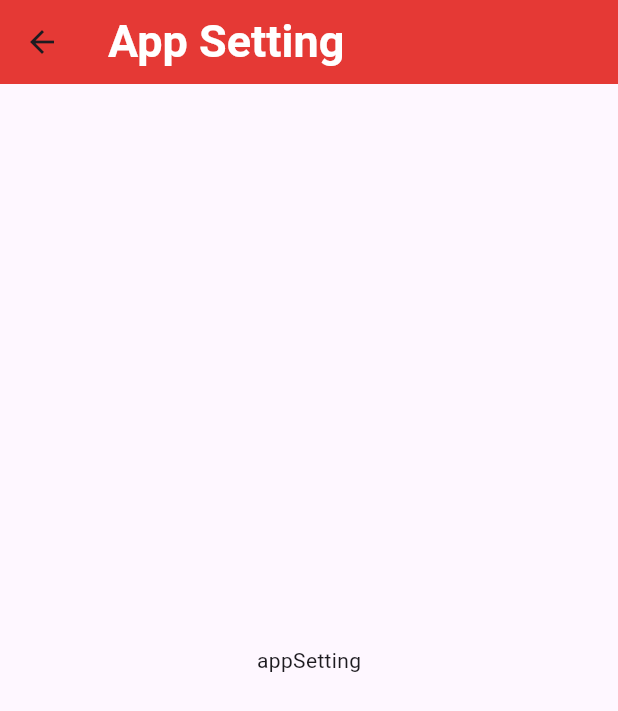
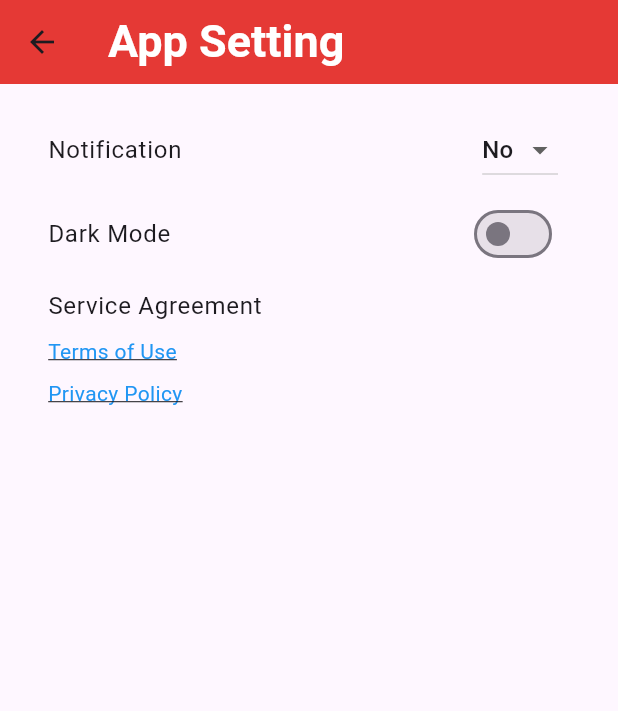
Before and after one commit to fancard-capstone/fancard-app, a Flutter app: the appSetting screen opened directly, on a phone screen of 412 x 824 dp. Shown: the top 711 px of the screen. Run offline on Flutter 3.47's test engine with Material 2 defaults, Android fonts, the light colour scheme and no system bars; our stand-ins replace image_picker; network calls fail.

Commit message:
Account setting page V1

```diff
--- a/lib/app_setting.dart
+++ b/lib/app_setting.dart
@@ -2,7 +2,7 @@
 
 import 'package:fancardplus/components/topbar.dart';
 import 'package:flutter/material.dart'
-    show BuildContext, Center, Scaffold, Text, Widget;
+    show BuildContext, Colors, Column, CrossAxisAlignment, DropdownButton, DropdownMenuItem, EdgeInsets, GestureDetector, ListTile, ListView, Scaffold, SizedBox, Switch, Text, TextDecoration, TextStyle, Widget;
 // ignore: implementation_imports
 import 'package:flutter/src/widgets/framework.dart';
 
@@ -14,12 +14,85 @@ class appSetting extends StatefulWidget {
 }
 
 class _appSettingState extends State<appSetting> {
+  bool toggleSetting = false;
+  bool isDarkModeEnabled = false;
+
   @override
   Widget build(BuildContext context) {
     return Scaffold(
       appBar: appBar('App Setting'),
-      body: const Center(
-        child: Text('appSetting'),
+      body: ListView(
+        padding: const EdgeInsets.all(16.0),
+        children: [
+          ListTile(
+            title: const Text('Notification'),
+            trailing: DropdownButton<bool>(
+              value: toggleSetting,
+              onChanged: (value) {
+                setState(() {
+                  toggleSetting = value!;
+                });
+              },
+              items: const [
+                DropdownMenuItem<bool>(
+                  value: true,
+                  child: Text('Yes'),
+                ),
+                DropdownMenuItem<bool>(
+                  value: false,
+                  child: Text('No'),
+                ),
+              ],
+            ),
+          ),
+          ListTile(
+            title: const Text('Dark Mode'),
+            trailing: Switch(
+              value: isDarkModeEnabled,
+              onChanged: (value) {
+                setState(() {
+                  isDarkModeEnabled = value;
+                });
+              },
+            ),
+          ),
+          ListTile(
+            title: const Text('Service Agreement'),
+            subtitle: Column(
+              crossAxisAlignment: CrossAxisAlignment.start,
+              children: [
+                const SizedBox(height: 8.0),
+                GestureDetector(
+                  onTap: () {
+                    // Navigate to Terms of Use page
+
+                  },
+                  child: const Text(
+                    'Terms of Use',
+                    style: TextStyle(
+                      color: Colors.blue,
+                      decoration: TextDecoration.underline,
+                    ),
+                  ),
+                ),
+                const SizedBox(height: 8.0),
+                GestureDetector(
+                  onTap: () {
+                    // Navigate to Privacy Policy page
+
+                  },
+                  child: const Text(
+                    'Privacy Policy',
+                    style: TextStyle(
+                      color: Colors.blue,
+                      decoration: TextDecoration.underline,
+                    ),
+                  ),
+                ),
+              ],
+            ),
+          ),
+        ],
       ),
     );
   }
--- a/lib/profile.dart
+++ b/lib/profile.dart
@@ -1,3 +1,4 @@
+
 import 'app_setting.dart';
 import 'update_phone.dart';
 import 'package:flutter/material.dart';
@@ -53,6 +54,7 @@ class _ProfilePageState extends State<ProfilePage> {
               CustomButton('App Setting', () {
                 navigateToPage(context, const appSetting());
               }),
+
             ],
           ),
         ),
```
